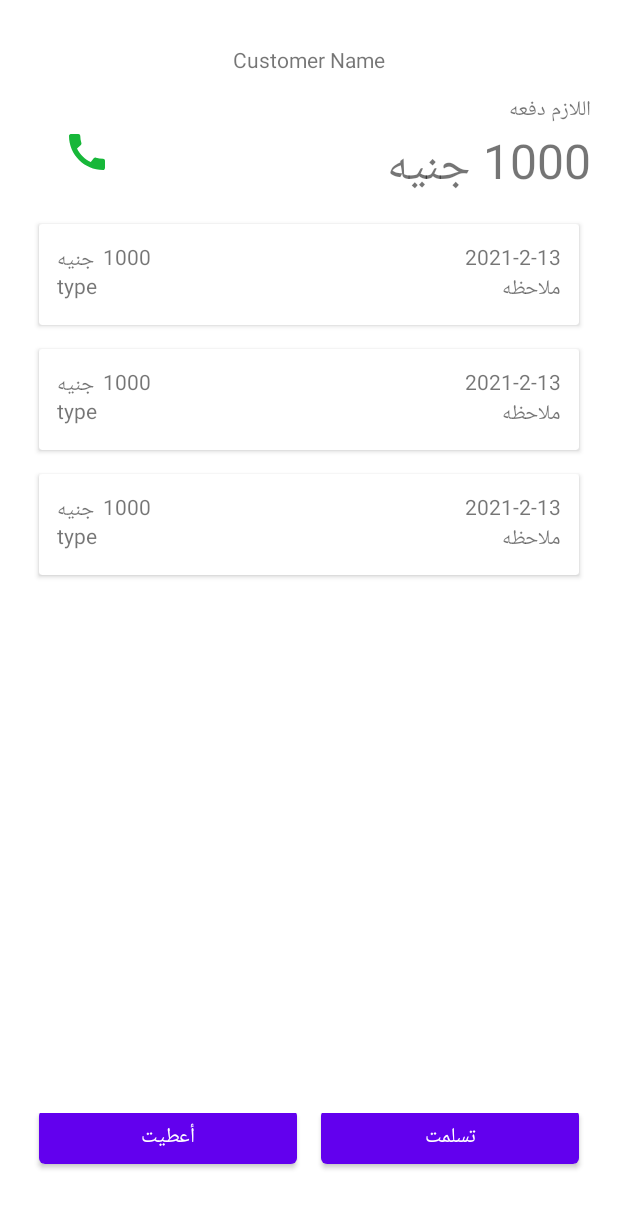
After one commit to AhmedElkrrai/Daftar, an Android app: the layout activity_transaction.xml on its own in the app's theme, with its tools: preview values and no code run, on a phone screen of 412 x 824 dp. The commit adds this screen. Shown: the top 1208 px of the screen. Run offline under Robolectric (Android 15) with nearby library versions, the light colour scheme and no system bars.

Commit message:
open TransactionActivity

```diff
--- a/app/src/main/AndroidManifest.xml
+++ b/app/src/main/AndroidManifest.xml
@@ -11,7 +11,8 @@
         android:roundIcon="@mipmap/ic_launcher_round"
         android:supportsRtl="true"
         android:theme="@style/Theme.Daftar">
-        <activity android:name=".ui.ContactsActivity"></activity>
+        <activity android:name=".ui.TransactionActivity"></activity>
+        <activity android:name=".ui.ContactsActivity" />
         <activity android:name=".ui.MainActivity">
             <intent-filter>
                 <action android:name="android.intent.action.MAIN" />
--- a/app/src/main/java/com/example/daftar/data/CustomerDAO.java
+++ b/app/src/main/java/com/example/daftar/data/CustomerDAO.java
@@ -4,7 +4,9 @@ import androidx.lifecycle.LiveData;
 import androidx.room.Dao;
 import androidx.room.Insert;
 import androidx.room.Query;
+import androidx.room.Update;
 
+import com.example.daftar.model.Contact;
 import com.example.daftar.model.Customer;
 
 import java.util.List;
@@ -14,6 +16,9 @@ public interface CustomerDAO {
     @Insert
     void insert(Customer customer);
 
+    @Update
+    void update(Customer customer);
+
     @Query("SELECT * FROM customer_table")
     LiveData<List<Customer>> getAllCustomers();
 }
--- a/app/src/main/java/com/example/daftar/ui/CustomerViewModel.java
+++ b/app/src/main/java/com/example/daftar/ui/CustomerViewModel.java
@@ -28,8 +28,11 @@ public class CustomerViewModel extends AndroidViewModel {
         repository.insert(customer);
     }
 
+    public void update(Customer customer) {
+        repository.update(customer);
+    }
+
     public LiveData<List<Customer>> getAllCustomers() {
         return allCustomers;
     }
-
 }
--- /dev/null
+++ b/app/src/main/res/drawable/ic_call.xml
@@ -0,0 +1,9 @@
+<vector xmlns:android="http://schemas.android.com/apk/res/android"
+    android:width="24dp"
+    android:height="24dp"
+    android:viewportWidth="24"
+    android:viewportHeight="24">
+    <path
+        android:fillColor="#17b739"
+        android:pathData="M20.01,15.38c-1.23,0 -2.42,-0.2 -3.53,-0.56 -0.35,-0.12 -0.74,-0.03 -1.01,0.24l-1.57,1.97c-2.83,-1.35 -5.48,-3.9 -6.89,-6.83l1.95,-1.66c0.27,-0.28 0.35,-0.67 0.24,-1.02 -0.37,-1.11 -0.56,-2.3 -0.56,-3.53 0,-0.54 -0.45,-0.99 -0.99,-0.99H4.19C3.65,3 3,3.24 3,3.99 3,13.28 10.73,21 20.01,21c0.71,0 0.99,-0.63 0.99,-1.18v-3.45c0,-0.54 -0.45,-0.99 -0.99,-0.99z" />
+</vector>
--- /dev/null
+++ b/app/src/main/res/layout/activity_transaction.xml
@@ -0,0 +1,89 @@
+<?xml version="1.0" encoding="utf-8"?>
+<LinearLayout xmlns:android="http://schemas.android.com/apk/res/android"
+    xmlns:app="http://schemas.android.com/apk/res-auto"
+    xmlns:tools="http://schemas.android.com/tools"
+    android:layout_width="match_parent"
+    android:layout_height="match_parent"
+    android:layout_margin="18dp"
+    android:orientation="vertical"
+    tools:context=".ui.TransactionActivity">
+
+    <TextView
+        android:id="@+id/transaction_customer_name"
+        android:layout_width="wrap_content"
+        android:layout_height="wrap_content"
+        android:layout_gravity="center"
+        android:layout_margin="12dp"
+        android:text="Customer Name" />
+
+    <RelativeLayout
+        android:layout_width="match_parent"
+        android:layout_height="wrap_content">
+
+        <ImageView
+            android:id="@+id/call"
+            android:layout_width="32dp"
+            android:layout_height="32dp"
+            android:layout_margin="24dp"
+            android:src="@drawable/ic_call" />
+
+        <TextView
+            android:id="@+id/due_payment_text"
+            android:layout_width="wrap_content"
+            android:layout_height="wrap_content"
+            android:layout_alignParentEnd="true"
+            android:text="@string/due_payment" />
+
+        <TextView
+            android:id="@+id/due_payment_cash"
+            android:layout_width="wrap_content"
+            android:layout_height="wrap_content"
+            android:layout_below="@+id/due_payment_text"
+            android:layout_alignParentEnd="true"
+            android:layout_marginStart="8dp"
+            android:text="@string/_1000"
+            android:textSize="32sp" />
+
+        <TextView
+            android:layout_width="wrap_content"
+            android:layout_height="wrap_content"
+            android:layout_below="@+id/due_payment_text"
+            android:layout_toStartOf="@+id/due_payment_cash"
+            android:text="@string/money_unit"
+            android:textSize="32sp" />
+
+    </RelativeLayout>
+
+    <androidx.recyclerview.widget.RecyclerView
+        android:id="@+id/transaction_recycler_view"
+        android:layout_width="match_parent"
+        android:layout_height="0dp"
+        android:layout_weight="1"
+        android:paddingBottom="48dp"
+        tools:listitem="@layout/transaction_item" />
+
+    <LinearLayout
+        android:layout_width="match_parent"
+        android:layout_height="wrap_content"
+        android:gravity="bottom"
+        android:orientation="horizontal">
+
+        <Button
+            android:id="@+id/given_cash"
+            android:layout_width="0dp"
+            android:layout_height="48dp"
+            android:layout_margin="8dp"
+            android:layout_weight="1"
+            android:text="@string/Given" />
+
+        <Button
+            android:id="@+id/taken_cash"
+            android:layout_width="0dp"
+            android:layout_height="48dp"
+            android:layout_margin="8dp"
+            android:layout_weight="1"
+            android:text="@string/Taken" />
+
+    </LinearLayout>
+
+</LinearLayout>
--- a/app/src/main/res/layout/fragment_dashboard.xml
+++ b/app/src/main/res/layout/fragment_dashboard.xml
@@ -114,7 +114,7 @@
 
         <androidx.recyclerview.widget.RecyclerView
             android:id="@+id/recycler_view"
-            android:paddingBottom="32dp"
+            android:paddingBottom="48dp"
             android:layout_width="match_parent"
             android:layout_height="match_parent"
             tools:listitem="@layout/customer_item" />
--- a/app/src/main/res/layout/transaction_item.xml
+++ b/app/src/main/res/layout/transaction_item.xml
@@ -2,6 +2,7 @@
 <androidx.cardview.widget.CardView xmlns:android="http://schemas.android.com/apk/res/android"
     android:layout_width="match_parent"
     android:layout_height="wrap_content"
+    android:layout_margin="8dp"
     android:orientation="vertical">
 
     <RelativeLayout
--- a/app/src/main/res/values/strings.xml
+++ b/app/src/main/res/values/strings.xml
@@ -11,4 +11,5 @@
     <string name="_0">(0)</string>
     <string name="alba7th">البحث</string>
     <string name="money_unit">جنيه</string>
+    <string name="due_payment">اللازم دفعه</string>
 </resources>
--- a/gradle.properties
+++ b/gradle.properties
@@ -17,3 +17,4 @@ org.gradle.jvmargs=-Xmx2048m -Dfile.encoding=UTF-8
 android.useAndroidX=true
 # Automatically convert third-party libraries to use AndroidX
 android.enableJetifier=true
+android.injected.testOnly=false
```
Also changed, not shown: app/src/main/java/com/example/daftar/model/CustomerRepository.java (+18 -0 lines), app/src/main/java/com/example/daftar/model/Transaction.java (+15 -4 lines), app/src/main/java/com/example/daftar/ui/CustomerAdapter.java (+27 -7 lines), app/src/main/java/com/example/daftar/ui/FragmentDashboard.java (+16 -1 lines), app/src/main/java/com/example/daftar/ui/TransactionActivity.java (added, +25 -0 lines), app/src/main/java/com/example/daftar/ui/TransactionAdapter.java (added, +56 -0 lines).
